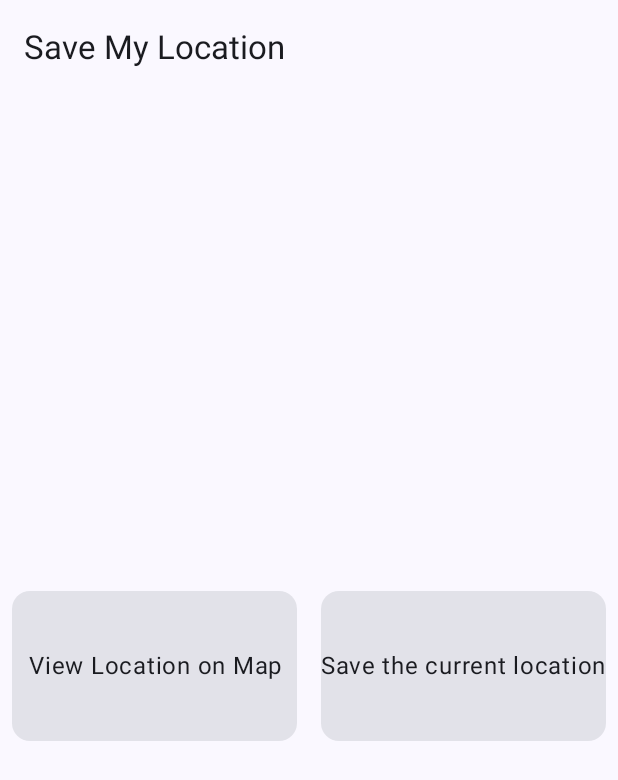
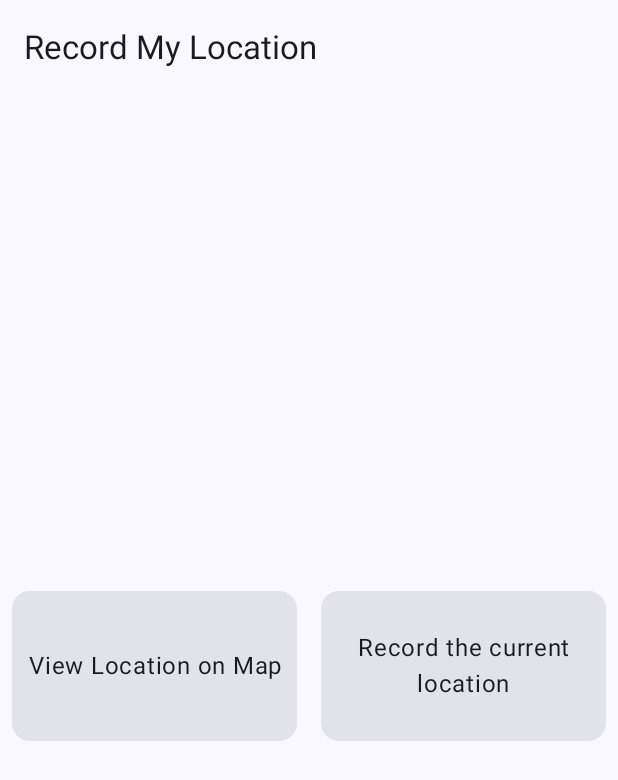
Before and after one commit to spicypunch/RecordLocation, an Android app built with Jetpack Compose: the screen it shows after launch (MainActivity), on a phone screen of 412 x 824 dp. Shown: the top 780 px of the screen. Run offline under Robolectric (Android 15) with nearby library versions, the phone set to English and light mode, and no system bars; our stand-ins replace AdMob; libraries missing offline, so code that uses them is left out: com.gun0912.tedpermission; 2 statements that could not run were skipped.

Commit message:
Admob 추가

```diff
--- a/app/build.gradle.kts
+++ b/app/build.gradle.kts
@@ -35,6 +35,7 @@ android {
                 getDefaultProguardFile("proguard-android-optimize.txt"),
                 "proguard-rules.pro"
             )
+            signingConfig = signingConfigs.getByName("debug")
         }
     }
     compileOptions {
@@ -66,6 +67,7 @@ dependencies {
     implementation("androidx.compose.ui:ui-graphics")
     implementation("androidx.compose.ui:ui-tooling-preview")
     implementation("androidx.compose.material3:material3")
+    implementation("com.google.android.gms:play-services-ads-lite:22.6.0")
     testImplementation("junit:junit:4.13.2")
     androidTestImplementation("androidx.test.ext:junit:1.1.5")
     androidTestImplementation("androidx.test.espresso:espresso-core:3.5.1")
--- a/app/src/main/AndroidManifest.xml
+++ b/app/src/main/AndroidManifest.xml
@@ -4,6 +4,7 @@
 
     <uses-permission android:name="android.permission.ACCESS_FINE_LOCATION" />
     <uses-permission android:name="android.permission.ACCESS_COARSE_LOCATION" />
+    <uses-permission android:name="android.permission.INTERNET" />
 
     <application
         android:allowBackup="true"
--- a/app/src/main/java/kr/jm/recordlocation/HomeScreen.kt
+++ b/app/src/main/java/kr/jm/recordlocation/HomeScreen.kt
@@ -31,7 +31,7 @@ import com.google.android.gms.ads.AdView
 fun HomeScreen(onClicked: (Int) -> Unit) {
     Scaffold(
         topBar = {
-            TopAppBar(title = { Text(text = "Save My Location") })
+            TopAppBar(title = { Text(text = "Record My Location") })
         }
     ) {
         Box(
@@ -43,7 +43,7 @@ fun HomeScreen(onClicked: (Int) -> Unit) {
                 modifier = Modifier.fillMaxSize(),
             ) {
                 Row(
-                    modifier = Modifier.fillMaxSize(),
+                    modifier = Modifier.weight(1f),
                     verticalAlignment = Alignment.CenterVertically
                 ) {
                     Card(
@@ -71,7 +71,7 @@ fun HomeScreen(onClicked: (Int) -> Unit) {
                             contentAlignment = Alignment.Center,
                             modifier = Modifier.fillMaxSize()
                         ) {
-                            Text(text = "Save the current location", textAlign = TextAlign.Center)
+                            Text(text = "Record the current location", textAlign = TextAlign.Center)
                         }
                     }
                 }
@@ -83,34 +83,24 @@ fun HomeScreen(onClicked: (Int) -> Unit) {
 
 @Composable
 fun BannersAds() {
-    Box(
-        modifier = Modifier
-            .fillMaxWidth()
-            .height(50.dp),
-    ) {
-        val adId = "ca-app-pub-3940256099942544/6300978111"
-        val adRequest = AdRequest.Builder().build()
     AndroidView(
         factory = { context ->
             AdView(context).apply {
                 setAdSize(AdSize.BANNER)
-                    adUnitId = adId
-                    loadAd(adRequest)
+                adUnitId = "ca-app-pub-3940256099942544/6300978111"
+                loadAd(AdRequest.Builder().build())
             }
         },
         modifier = Modifier.fillMaxWidth(),
         update = { adView ->
-                adView.loadAd(adRequest)
-
+            adView.loadAd(AdRequest.Builder().build())
         }
     )
-    }
 }
 
 @Preview
 @Composable
 fun HomeScreenPreview() {
     HomeScreen() {
-
     }
 }
--- a/app/src/main/res/values/strings.xml
+++ b/app/src/main/res/values/strings.xml
@@ -1,3 +1,3 @@
 <resources>
-    <string name="app_name">Save My Location</string>
+    <string name="app_name">Record My Location</string>
 </resources>
```
Also changed, not shown: app/src/main/res/drawable/sua.jpeg (deleted). Lines whose indentation alone changed are shown as unchanged.
